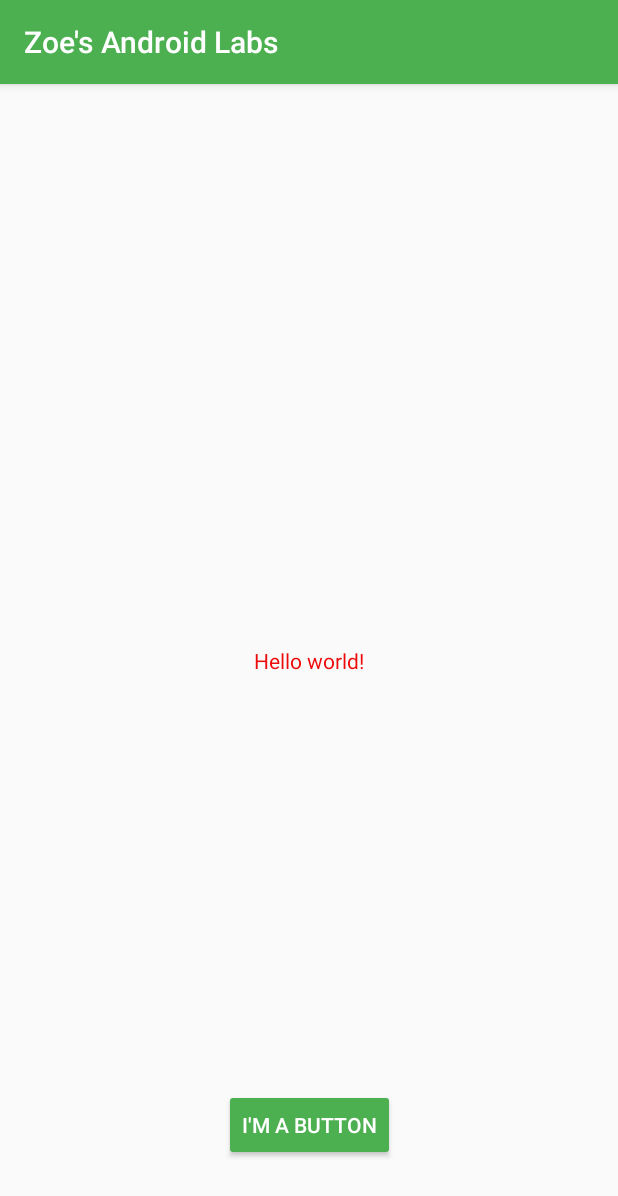
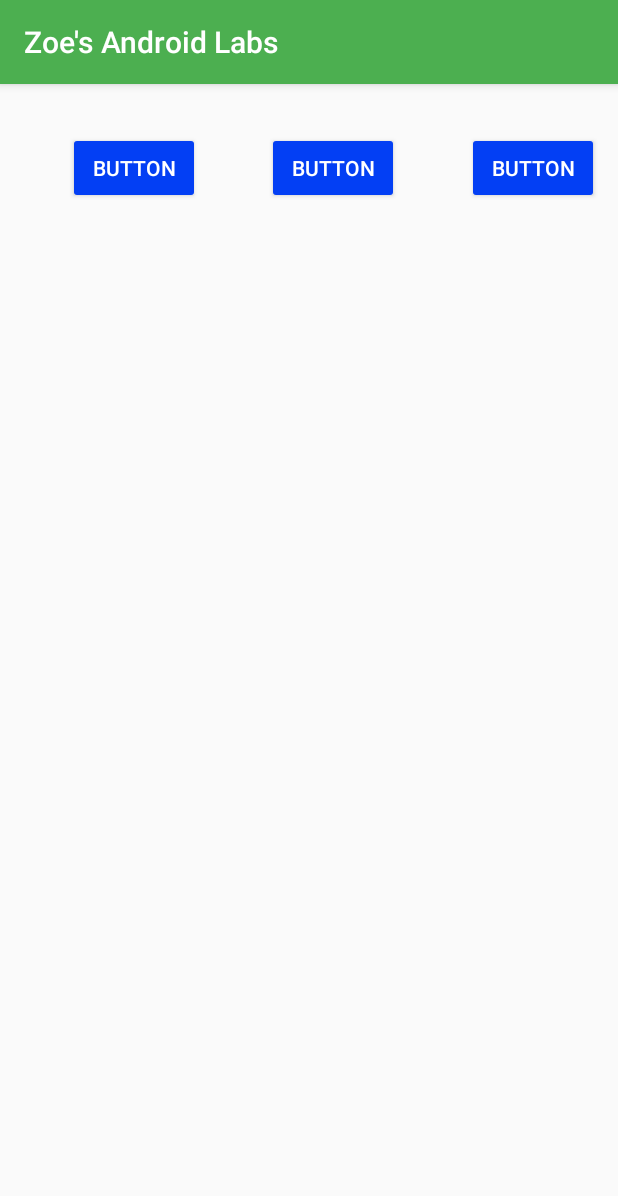
Before and after one commit to ZHOU-1234567/MyAndroidLabs, an Android app: the screen it shows after launch (MainActivity), on a phone screen of 412 x 824 dp. Shown: the top 1196 px of the screen. Run offline under Robolectric (Android 15) with nearby library versions, the phone set to English and light mode, and no system bars.

Commit message:
Finished step 2

```diff
--- a/app/src/main/res/layout/activity_main.xml
+++ b/app/src/main/res/layout/activity_main.xml
@@ -6,24 +6,43 @@
     android:layout_height="match_parent"
     tools:context=".MainActivity">
 
-    <TextView
+    <Button
+        android:id="@+id/button"
         android:layout_width="wrap_content"
         android:layout_height="wrap_content"
-        android:text="@string/hello_message"
-        app:layout_constraintBottom_toBottomOf="parent"
-        app:layout_constraintEnd_toEndOf="parent"
+        android:layout_marginStart="32dp"
+        android:layout_marginTop="32dp"
+        android:backgroundTint="#033FF4"
+        android:text="Button"
+        android:textColor="#FFFFFF"
+        app:layout_constraintEnd_toStartOf="@+id/button2"
+        app:layout_constraintHorizontal_bias="0.5"
         app:layout_constraintStart_toStartOf="parent"
         app:layout_constraintTop_toTopOf="parent" />
 
     <Button
+        android:id="@+id/button2"
         android:layout_width="wrap_content"
         android:layout_height="wrap_content"
-        android:layout_marginBottom="50dp"
-        android:text="@string/button_message"
-        android:backgroundTint="@color/my_primary"
-        android:textColor="@color/white"
-        app:layout_constraintBottom_toBottomOf="parent"
+        android:layout_marginStart="32dp"
+        android:backgroundTint="#033FF4"
+        android:text="Button"
+        android:textColor="#FFFFFF"
+        app:layout_constraintEnd_toStartOf="@+id/button3"
+        app:layout_constraintHorizontal_bias="0.5"
+        app:layout_constraintStart_toEndOf="@+id/button"
+        app:layout_constraintTop_toTopOf="@+id/button" />
+
+    <Button
+        android:id="@+id/button3"
+        android:layout_width="wrap_content"
+        android:layout_height="wrap_content"
+        android:layout_marginStart="32dp"
+        android:backgroundTint="#033FF4"
+        android:text="Button"
+        android:textColor="#FFFFFF"
         app:layout_constraintEnd_toEndOf="parent"
         app:layout_constraintHorizontal_bias="0.5"
-        app:layout_constraintStart_toStartOf="parent" />
+        app:layout_constraintStart_toEndOf="@+id/button2"
+        app:layout_constraintTop_toTopOf="@+id/button2" />
 </androidx.constraintlayout.widget.ConstraintLayout>
```
